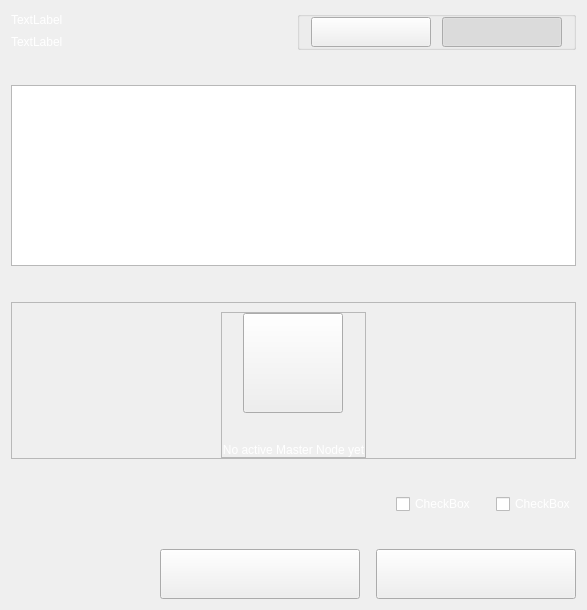
eons-finance/ALQO, file src/qt/settings/forms/settingsmultisendwidget.ui: the form before one commit.
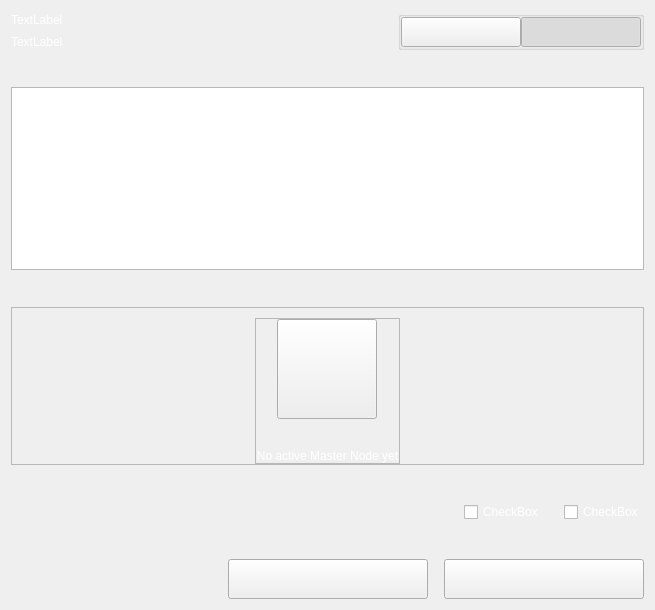
The form after the commit.

The edit to the form file:
```diff
--- a/src/qt/settings/forms/settingsmultisendwidget.ui
+++ b/src/qt/settings/forms/settingsmultisendwidget.ui
@@ -6,7 +6,7 @@
    <rect>
     <x>0</x>
     <y>0</y>
-    <width>587</width>
+    <width>655</width>
     <height>610</height>
    </rect>
   </property>
@@ -17,7 +17,7 @@
    <item>
     <layout class="QVBoxLayout" name="verticalLayout">
      <item>
-      <layout class="QHBoxLayout" name="horizontalLayout">
+      <layout class="QHBoxLayout" name="horizontalLayout" stretch="3,1">
        <item>
         <layout class="QVBoxLayout" name="verticalLayoutTitle">
          <property name="spacing">
@@ -72,6 +72,19 @@
           <property name="bottomMargin">
            <number>0</number>
           </property>
+          <item>
+           <spacer name="horizontalSpacer_5">
+            <property name="orientation">
+             <enum>Qt::Horizontal</enum>
+            </property>
+            <property name="sizeHint" stdset="0">
+             <size>
+              <width>40</width>
+              <height>20</height>
+             </size>
+            </property>
+           </spacer>
+          </item>
           <item>
            <widget class="QPushButton" name="pushLeft">
             <property name="minimumSize">
@@ -395,7 +408,7 @@
          <property name="minimumSize">
           <size>
            <width>200</width>
-           <height>50</height>
+           <height>40</height>
           </size>
          </property>
          <property name="text">
@@ -424,13 +437,13 @@
          <property name="minimumSize">
           <size>
            <width>200</width>
-           <height>50</height>
+           <height>40</height>
           </size>
          </property>
          <property name="maximumSize">
           <size>
            <width>200</width>
-           <height>50</height>
+           <height>40</height>
           </size>
          </property>
          <property name="text">
```
